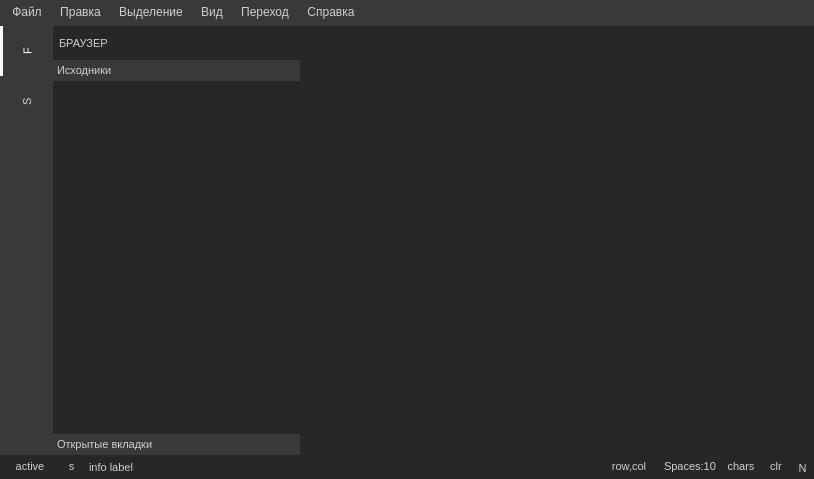
First picture: the form in mainwindow.ui, repository VanyaKrotov/CodeEditor, before the edit.
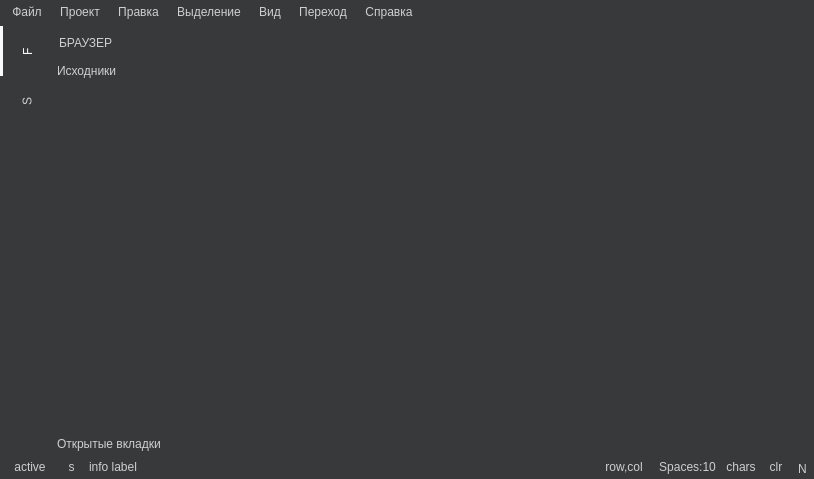
Second picture: the form after the edit. Icons and pictures are not drawn.

Commit message: Добавил функционал открытия папки, провел рефакторинг кода в MainWindow

Patch:
```diff
--- a/mainwindow.ui
+++ b/mainwindow.ui
@@ -22,7 +22,7 @@
   <property name="styleSheet">
    <string notr="true">* {
 	color: #cfcfcf;
-	font-size: 11px;
+	font-size: 12px;
 	font-family: &quot;Microsoft YaHei UI&quot;;
 	background: #38393b;
 	border: none;
@@ -65,7 +65,9 @@
 #textTabGroup,
 QMenuBar::item:pressed,
 QMenuBar::item:selected,
- #textTabGroup QTabBar::tab:!selected{
+ #textTabGroup QTabBar::tab:!selected,
+#forderViewGroups,
+QHeaderView::section{
 	background: #262729;
 }
 
@@ -168,8 +170,9 @@
 	background:  rgba(20,20,20,0);
 }
 
-
-
+QTreeWidget {
+	font-size: 11px;
+}
 
 </string>
   </property>
@@ -320,7 +323,7 @@
                 <x>0</x>
                 <y>0</y>
                 <width>247</width>
-                <height>343</height>
+                <height>340</height>
                </rect>
               </property>
               <attribute name="label">
@@ -343,7 +346,34 @@
                 <number>0</number>
                </property>
                <item>
-                <widget class="QTreeView" name="folders"/>
+                <widget class="QGroupBox" name="forderViewGroups">
+                 <property name="maximumSize">
+                  <size>
+                   <width>16777215</width>
+                   <height>16777215</height>
+                  </size>
+                 </property>
+                 <property name="title">
+                  <string/>
+                 </property>
+                 <layout class="QVBoxLayout" name="verticalLayout_6">
+                  <property name="spacing">
+                   <number>0</number>
+                  </property>
+                  <property name="leftMargin">
+                   <number>0</number>
+                  </property>
+                  <property name="topMargin">
+                   <number>0</number>
+                  </property>
+                  <property name="rightMargin">
+                   <number>0</number>
+                  </property>
+                  <property name="bottomMargin">
+                   <number>0</number>
+                  </property>
+                 </layout>
+                </widget>
                </item>
               </layout>
              </widget>
@@ -761,29 +791,6 @@
      <height>30</height>
     </rect>
    </property>
-   <widget class="QMenu" name="menu">
-    <property name="title">
-     <string>Файл</string>
-    </property>
-    <addaction name="newFile"/>
-    <addaction name="newWindow"/>
-    <addaction name="separator"/>
-    <addaction name="openFile"/>
-    <addaction name="action_6"/>
-    <addaction name="separator"/>
-    <addaction name="save"/>
-    <addaction name="saveAs"/>
-    <addaction name="saveEverything"/>
-    <addaction name="separator"/>
-    <addaction name="autoSave"/>
-    <addaction name="separator"/>
-    <addaction name="reload"/>
-    <addaction name="closeTab"/>
-    <addaction name="closeEverythingTabs"/>
-    <addaction name="closeWindow"/>
-    <addaction name="separator"/>
-    <addaction name="exit"/>
-   </widget>
    <widget class="QMenu" name="menuadad">
     <property name="title">
      <string>Правка</string>
@@ -863,7 +870,37 @@
      <string>Переход</string>
     </property>
    </widget>
+   <widget class="QMenu" name="menu">
+    <property name="title">
+     <string>Файл</string>
+    </property>
+    <addaction name="newFile"/>
+    <addaction name="newWindow"/>
+    <addaction name="separator"/>
+    <addaction name="openFile"/>
+    <addaction name="action_6"/>
+    <addaction name="separator"/>
+    <addaction name="save"/>
+    <addaction name="saveAs"/>
+    <addaction name="saveEverything"/>
+    <addaction name="separator"/>
+    <addaction name="autoSave"/>
+    <addaction name="separator"/>
+    <addaction name="reload"/>
+    <addaction name="closeTab"/>
+    <addaction name="closeEverythingTabs"/>
+    <addaction name="closeWindow"/>
+    <addaction name="separator"/>
+    <addaction name="exit"/>
+   </widget>
+   <widget class="QMenu" name="menu_8">
+    <property name="title">
+     <string>Проект</string>
+    </property>
+    <addaction name="openDir"/>
+   </widget>
    <addaction name="menu"/>
+   <addaction name="menu_8"/>
    <addaction name="menuadad"/>
    <addaction name="menu_4"/>
    <addaction name="menu_3"/>
```
Left out of the diff: 12 changed lines with no effect on the pictures. The commit also changes 2 other files.
